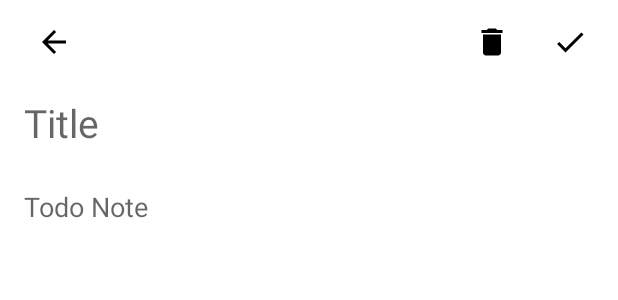
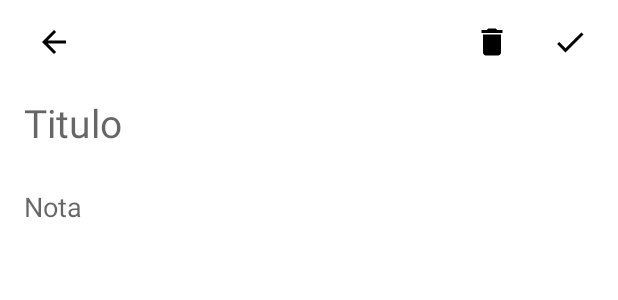
Before and after one commit to jhon1985t/TodoList, an Android app: the layout activity_add_todo.xml on its own in the app's theme, with its tools: preview values and no code run, on a phone screen of 412 x 824 dp. Shown: the top 300 px of the screen. Run offline under Robolectric (Android 15) with nearby library versions, the phone set to English and light mode, and no system bars.

Commit message:
Add AddTodoActivity.kt flow not test

```diff
--- a/app/src/main/AndroidManifest.xml
+++ b/app/src/main/AndroidManifest.xml
@@ -14,7 +14,7 @@
         android:theme="@style/Theme.TodoList"
         tools:targetApi="31">
         <activity
-            android:name=".AddTodoActivity"
+            android:name=".ui.add.AddTodoActivity"
             android:exported="false">
             <meta-data
                 android:name="android.app.lib_name"
--- a/app/src/main/java/com/jhonjto/todolist/data/datamappers.kt
+++ b/app/src/main/java/com/jhonjto/todolist/data/datamappers.kt
@@ -7,8 +7,8 @@ fun TodoList.toRoomTodoList(): TodoListEntities = TodoListEntities(
     id,
     title,
     note,
-    date,
-    isComplete
+    date!!,
+    isComplete!!
 )
 
 fun TodoListEntities.toDomainTodoList(): TodoList = TodoList(
--- a/app/src/main/java/com/jhonjto/todolist/ui/main/TodoAdapter.kt
+++ b/app/src/main/java/com/jhonjto/todolist/ui/main/TodoAdapter.kt
@@ -36,7 +36,7 @@ class TodoAdapter(private val listener: (TodoList) -> Unit):
         fun bind(todoList: TodoList) = with(binding) {
             tvTitle.text = todoList.title
             tvNote.text = todoList.note
-            tvDate.text = createdDateFormatted(todoList.date)
+            tvDate.text = createdDateFormatted(todoList.date!!)
         }
     }
 }
--- a/app/src/main/res/layout/activity_add_todo.xml
+++ b/app/src/main/res/layout/activity_add_todo.xml
@@ -21,14 +21,14 @@
             android:layout_width="wrap_content"
             android:layout_height="wrap_content">
 
-            <ImageView
+            <androidx.appcompat.widget.AppCompatImageView
                 android:id="@+id/img_back_arrow"
                 android:layout_width="wrap_content"
                 android:layout_height="wrap_content"
                 android:padding="8dp"
                 app:srcCompat="@drawable/ic_arrow_back_24" />
 
-            <ImageView
+            <androidx.appcompat.widget.AppCompatImageView
                 android:id="@+id/img_check"
                 android:layout_width="wrap_content"
                 android:layout_height="wrap_content"
@@ -37,19 +37,19 @@
                 android:padding="8dp"
                 app:srcCompat="@drawable/ic_baseline_check_24" />
 
-            <ImageView
+            <androidx.appcompat.widget.AppCompatImageView
                 android:id="@+id/img_delete"
                 android:layout_width="wrap_content"
                 android:layout_height="wrap_content"
                 android:layout_marginEnd="12dp"
-                android:layout_toLeftOf="@+id/img_check"
+                android:layout_toStartOf="@+id/img_check"
                 android:padding="8dp"
                 app:srcCompat="@drawable/ic_baseline_delete_24" />
 
         </RelativeLayout>
     </androidx.appcompat.widget.Toolbar>
 
-    <EditText
+    <androidx.appcompat.widget.AppCompatEditText
         android:id="@+id/et_title"
         android:layout_width="0dp"
         android:layout_height="wrap_content"
@@ -58,13 +58,13 @@
         android:layout_marginEnd="16dp"
         android:background="@null"
         android:ems="10"
-        android:hint="Title"
+        android:hint="@string/titulo"
         android:textSize="26sp"
         app:layout_constraintEnd_toEndOf="parent"
         app:layout_constraintStart_toStartOf="parent"
         app:layout_constraintTop_toBottomOf="@id/toolbar" />
 
-    <EditText
+    <androidx.appcompat.widget.AppCompatEditText
         android:id="@+id/et_note"
         android:layout_width="0dp"
         android:layout_height="0dp"
@@ -72,11 +72,12 @@
         android:background="@null"
         android:ems="10"
         android:gravity="top"
-        android:hint="Todo Note"
+        android:hint="@string/nota"
         android:inputType="textMultiLine"
         android:lineSpacingMultiplier="1.8"
         app:layout_constraintBottom_toBottomOf="parent"
         app:layout_constraintEnd_toEndOf="@+id/et_title"
         app:layout_constraintStart_toStartOf="@+id/et_title"
         app:layout_constraintTop_toBottomOf="@+id/et_title" />
+
 </androidx.constraintlayout.widget.ConstraintLayout>
--- a/app/src/main/res/values/strings.xml
+++ b/app/src/main/res/values/strings.xml
@@ -1,3 +1,7 @@
 <resources>
     <string name="app_name">TodoList</string>
+    <string name="todo_list">Todo List</string>
+    <string name="a_adir_nota">Añadir Nota</string>
+    <string name="titulo">Titulo</string>
+    <string name="nota">Nota</string>
 </resources>
--- a/usecases/src/main/java/com/jhonjto/usecases/ToggleTodoListCheck.kt
+++ b/usecases/src/main/java/com/jhonjto/usecases/ToggleTodoListCheck.kt
@@ -7,6 +7,6 @@ class ToggleTodoListCheck(
     private val todoListRepository: TodoListRepository
 ) {
     suspend fun invoke(todoList: TodoList): TodoList = with(todoList)  {
-        copy(isComplete = !isComplete).also { todoListRepository.update(it) }
+        copy(isComplete = !isComplete!!).also { todoListRepository.update(it) }
     }
 }
```
Also changed, not shown: app/src/main/java/com/jhonjto/todolist/data/database/TodoListEntities.kt (+7 -4 lines), app/src/main/java/com/jhonjto/todolist/ui/add/AddTodoActivity.kt (+48 -1 lines), app/src/main/java/com/jhonjto/todolist/ui/add/AddTodoViewModel.kt (+9 -7 lines), app/src/main/java/com/jhonjto/todolist/ui/add/di.kt (+3 -7 lines), app/src/main/java/com/jhonjto/todolist/ui/main/MainActivity.kt (+9 -2 lines), app/src/main/res/layout/activity_main.xml (+13 -1 lines), domain/src/main/java/com/jhonjto/domain/TodoList.kt (+6 -6 lines), usecases/src/main/java/com/jhonjto/usecases/CreateNewTodoList.kt (added, +10 -0 lines).
